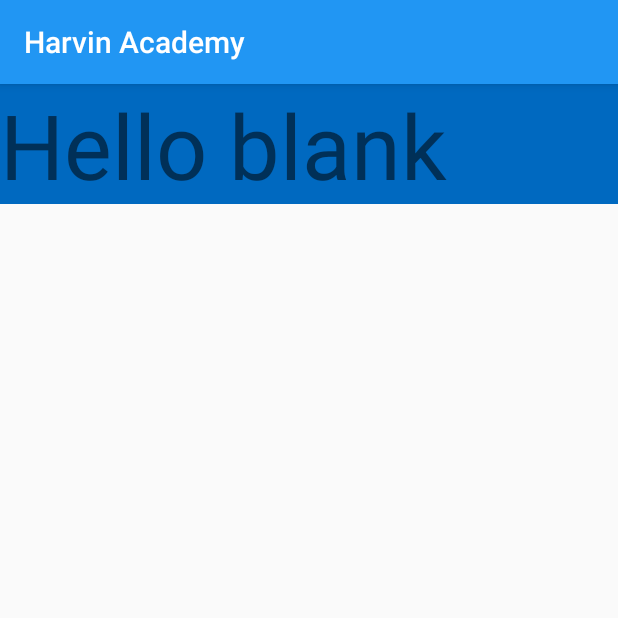
After one commit to prophet1996/harkAca, an Android app: the fragment StudyFragment shown on its own in the app's theme, on a phone screen of 412 x 824 dp, the top half of it. The commit adds this screen. Run offline under Robolectric (Android 15) with nearby library versions, the light colour scheme and no system bars.

Commit message:
added fragments when clicking the tab

```diff
--- a/app/build.gradle
+++ b/app/build.gradle
@@ -27,5 +27,6 @@ dependencies {
     compile 'com.android.support:appcompat-v7:25.3.1'
     compile 'com.android.support:design:25.3.1'
     compile 'com.android.support.constraint:constraint-layout:1.0.2'
+    compile 'com.android.support:support-v4:25.3.1'
     testCompile 'junit:junit:4.12'
 }
--- /dev/null
+++ b/app/src/main/java/com/accademy/harvin/harvinacademy/StudyFragment.java
@@ -0,0 +1,31 @@
+package com.accademy.harvin.harvinacademy;
+
+
+import android.os.Bundle;
+import android.support.v4.app.Fragment;
+import android.util.Log;
+import android.view.LayoutInflater;
+import android.view.View;
+import android.view.ViewGroup;
+
+
+/**
+ * A simple {@link Fragment} subclass.
+ */
+public class StudyFragment extends Fragment {
+
+
+    public StudyFragment() {
+        // Required empty public constructor
+    }
+
+
+    @Override
+    public View onCreateView(LayoutInflater inflater, ViewGroup container,
+                             Bundle savedInstanceState) {
+        // Inflate the layout for this fragment
+        Log.d("done","done");
+        return inflater.inflate(R.layout.fragment_study, container, false);
+    }
+
+}
--- /dev/null
+++ b/app/src/main/res/layout/fragment_study.xml
@@ -0,0 +1,15 @@
+<FrameLayout xmlns:android="http://schemas.android.com/apk/res/android"
+    xmlns:tools="http://schemas.android.com/tools"
+    android:layout_width="match_parent"
+    android:layout_height="match_parent"
+    tools:context="com.accademy.harvin.harvinacademy.StudyFragment">
+
+    <!-- TODO: Update blank fragment layout -->
+    <TextView
+        android:layout_width="match_parent"
+        android:layout_height="80dp"
+        android:textSize="60dp"
+        android:background="@color/colorPrimaryDark"
+        android:text="@string/hello_blank_fragment" />
+
+</FrameLayout>
--- a/app/src/main/res/values/strings.xml
+++ b/app/src/main/res/values/strings.xml
@@ -5,4 +5,7 @@
     <string name="navigation_drawer_close">Close navigation drawer</string>
 
     <string name="action_settings">Settings</string>
+
+    <!-- TODO: Remove or change this placeholder text -->
+    <string name="hello_blank_fragment">Hello blank fragment</string>
 </resources>
```
Also changed, not shown: app/src/main/java/com/accademy/harvin/harvinacademy/MainActivity.java (+35 -1 lines), app/src/main/res/layout/content_main.xml (+7 -2 lines), 1 other file.
